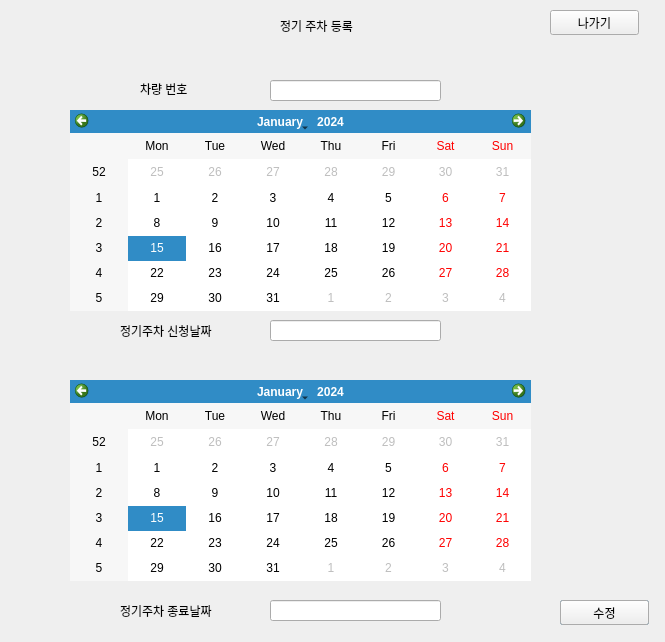
mssung34/ALPR, file regular_add.ui: the form before one commit.
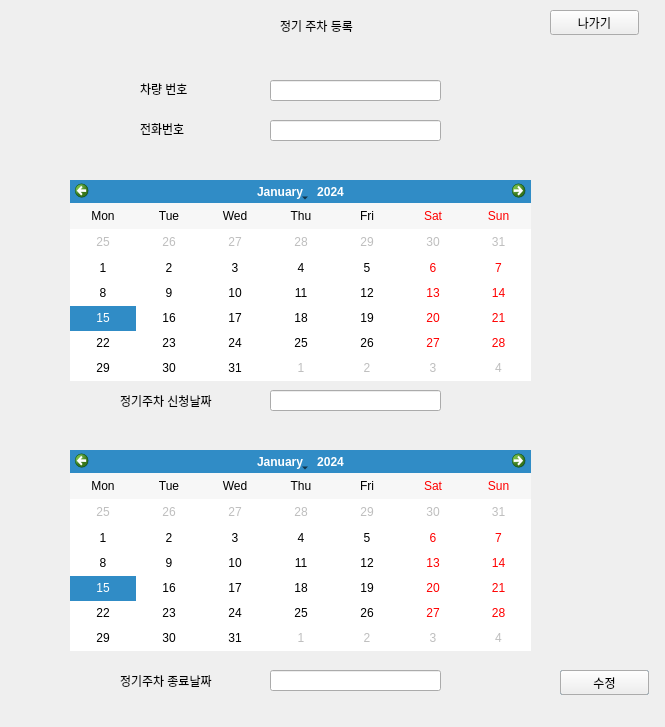
The form after the commit.

```diff
--- a/regular_add.ui
+++ b/regular_add.ui
@@ -7,7 +7,7 @@
     <x>0</x>
     <y>0</y>
     <width>665</width>
-    <height>642</height>
+    <height>727</height>
    </rect>
   </property>
   <property name="windowTitle">
@@ -53,7 +53,7 @@
    <property name="geometry">
     <rect>
      <x>120</x>
-     <y>320</y>
+     <y>390</y>
      <width>141</width>
      <height>21</height>
     </rect>
@@ -66,7 +66,7 @@
    <property name="geometry">
     <rect>
      <x>120</x>
-     <y>600</y>
+     <y>670</y>
      <width>121</width>
      <height>21</height>
     </rect>
@@ -79,17 +79,20 @@
    <property name="geometry">
     <rect>
      <x>70</x>
-     <y>110</y>
+     <y>180</y>
      <width>461</width>
      <height>201</height>
     </rect>
    </property>
+   <property name="verticalHeaderFormat">
+    <enum>QCalendarWidget::NoVerticalHeader</enum>
+   </property>
   </widget>
   <widget class="QLineEdit" name="start_txt">
    <property name="geometry">
     <rect>
      <x>270</x>
-     <y>320</y>
+     <y>390</y>
      <width>171</width>
      <height>21</height>
     </rect>
@@ -99,7 +102,7 @@
    <property name="geometry">
     <rect>
      <x>270</x>
-     <y>600</y>
+     <y>670</y>
      <width>171</width>
      <height>21</height>
     </rect>
@@ -109,7 +112,7 @@
    <property name="geometry">
     <rect>
      <x>560</x>
-     <y>600</y>
+     <y>670</y>
      <width>89</width>
      <height>25</height>
     </rect>
@@ -122,11 +125,14 @@
    <property name="geometry">
     <rect>
      <x>70</x>
-     <y>380</y>
+     <y>450</y>
      <width>461</width>
      <height>201</height>
     </rect>
    </property>
+   <property name="verticalHeaderFormat">
+    <enum>QCalendarWidget::NoVerticalHeader</enum>
+   </property>
   </widget>
   <widget class="QPushButton" name="exit_btn">
    <property name="geometry">
@@ -145,7 +151,7 @@
    <property name="geometry">
     <rect>
      <x>560</x>
-     <y>600</y>
+     <y>670</y>
      <width>89</width>
      <height>25</height>
     </rect>
@@ -154,6 +160,29 @@
     <string>수정</string>
    </property>
   </widget>
+  <widget class="QLabel" name="phone_label">
+   <property name="geometry">
+    <rect>
+     <x>140</x>
+     <y>120</y>
+     <width>67</width>
+     <height>17</height>
+    </rect>
+   </property>
+   <property name="text">
+    <string>전화번호</string>
+   </property>
+  </widget>
+  <widget class="QLineEdit" name="phone_txt">
+   <property name="geometry">
+    <rect>
+     <x>270</x>
+     <y>120</y>
+     <width>171</width>
+     <height>21</height>
+    </rect>
+   </property>
+  </widget>
  </widget>
  <resources/>
  <connections/>
```
